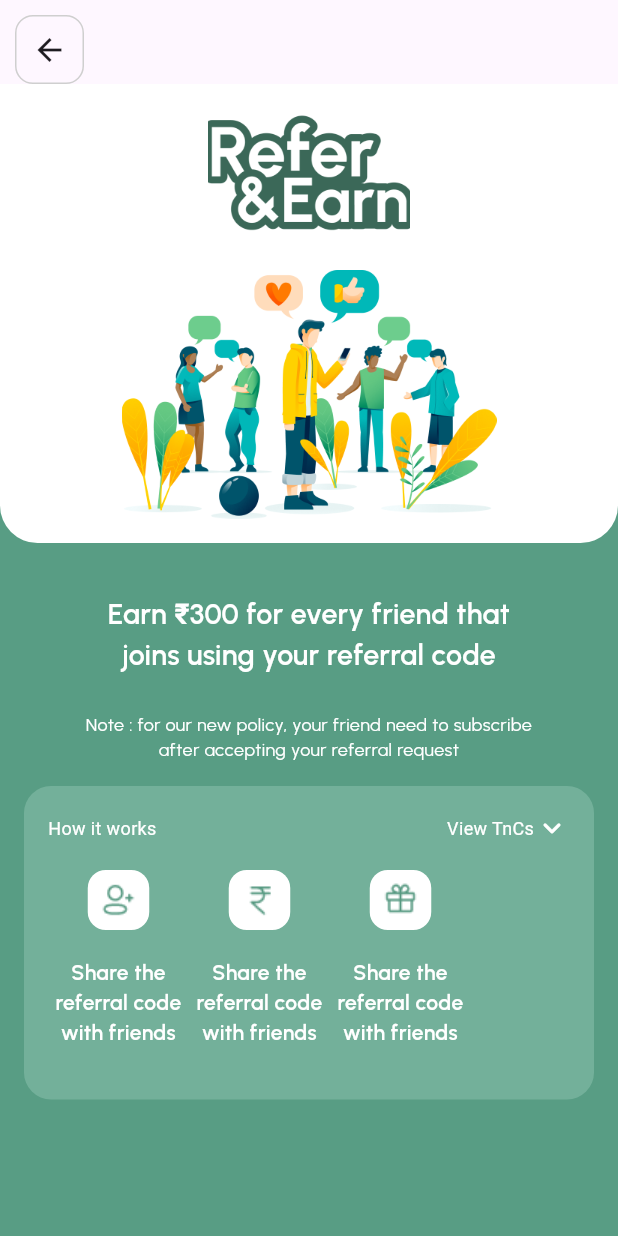
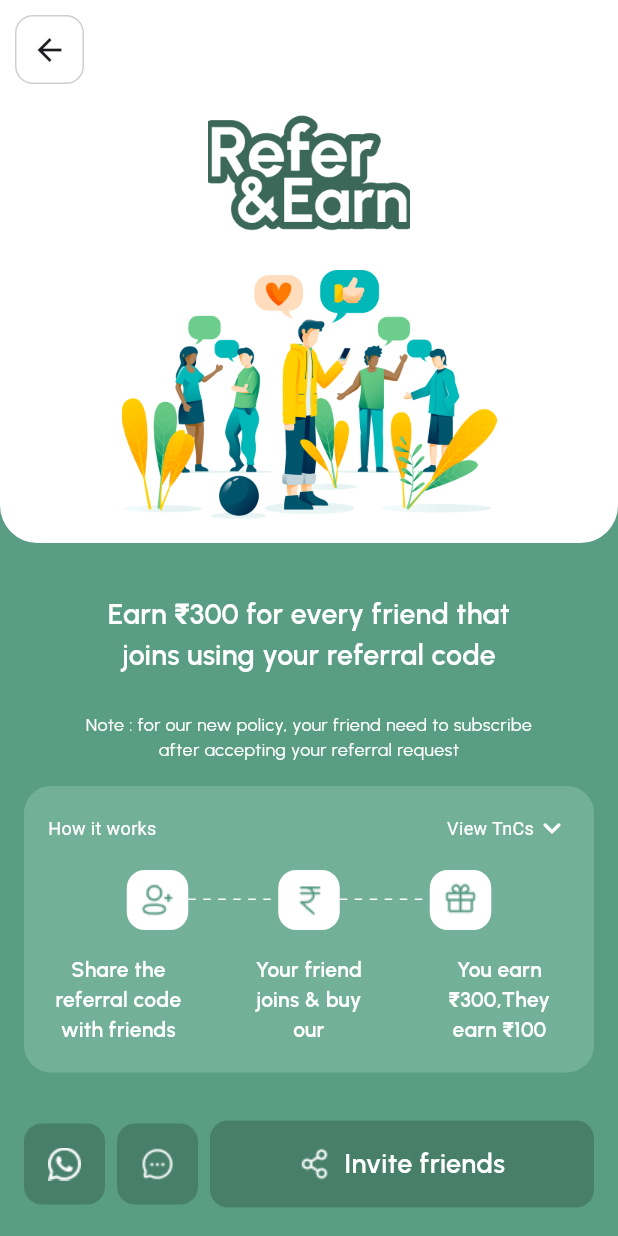
Before and after one commit to Rari-RageSS4/ecom, a Flutter app: the BottomNavBar screen opened by its route, item 5 of the bottom bar chosen, after a tap on "Refer friends & Earn", on a phone screen of 412 x 824 dp. Run offline on Flutter 3.47's test engine with Material 3 defaults, Android fonts, the phone set to English and light mode, and no system bars; our stand-ins replace flutter_rating_bar, flutter_svg, get, google_fonts, smooth_page_indicator.

Commit message:
subscription2

```diff
--- a/lib/presentation/screens/bottom_navigation_bar.dart
+++ b/lib/presentation/screens/bottom_navigation_bar.dart
@@ -1,7 +1,9 @@
 import 'package:ecom/presentation/controllers/nav_bar_controller.dart';
 import 'package:ecom/presentation/screens/profile.dart';
 import 'package:ecom/presentation/screens/subscription1.dart';
+import 'package:ecom/presentation/screens/subscription2.dart';
 import 'package:ecom/presentation/styles/colors/colors.dart';
+import 'package:ecom/presentation/widgets/perks.dart';
 import 'package:flutter/material.dart';
 import 'package:flutter_svg/flutter_svg.dart';
 import 'package:get/get.dart';
@@ -21,7 +23,7 @@ class BottomNavBar extends GetWidget<NavBarController> {
                 children: [
                   Container(),
                   const Subscription1(),
-                  Container(),
+                  const Subscription2(),
                   Container(),
                   const Profile()
                 ],
--- a/lib/presentation/screens/refer_earn.dart
+++ b/lib/presentation/screens/refer_earn.dart
@@ -1,5 +1,6 @@
+import 'package:ecom/presentation/styles/dashed_line_painter.dart';
 import 'package:flutter/material.dart';
-import 'package:flutter/widgets.dart';
+//import 'package:flutter/widgets.dart';
 import 'package:get/get.dart';
 import 'package:google_fonts/google_fonts.dart';
 
@@ -10,6 +11,7 @@ class ReferEarn extends StatelessWidget {
   Widget build(BuildContext context) {
     return Scaffold(
       appBar: AppBar(
+        backgroundColor: Colors.white,
         leading: Padding(
           padding: const EdgeInsets.only(left: 10.0, top: 10),
           child: InkWell(
@@ -131,8 +133,7 @@ class ReferEarn extends StatelessWidget {
                     Padding(
                       padding: const EdgeInsets.only(top: 16, bottom: 16),
                       child: Row(
-                        children: [
-                          Column(
+                        mainAxisAlignment: MainAxisAlignment.center,
                         children: [
                           Container(
                             padding: const EdgeInsets.all(8),
@@ -140,11 +141,63 @@ class ReferEarn extends StatelessWidget {
                               borderRadius: BorderRadius.circular(12),
                               color: Colors.white,
                             ),
-                                child: Image.asset('assets/Add User.png'),
+                            child: Image.asset('assets/icons/Add User.png'),
                           ),
                           const SizedBox(
                             height: 18,
                           ),
+
+                          // const Text(
+                          //   " - - - - - - - ",
+                          //   style: TextStyle(
+                          //     color: Colors.white,
+                          //   ),
+                          // ),
+                          CustomPaint(
+                            size: const Size(60, 1),
+                            painter: DashedLinePainter(),
+                          ),
+                          Container(
+                            padding: const EdgeInsets.all(8),
+                            decoration: BoxDecoration(
+                              borderRadius: BorderRadius.circular(12),
+                              color: Colors.white,
+                            ),
+                            child: Image.asset('assets/icons/rupee.png'),
+                          ),
+                          const SizedBox(
+                            height: 18,
+                          ),
+
+                          // const Text(
+                          //   " - - - - - - - ",
+                          //   style: TextStyle(
+                          //     color: Colors.white,
+                          //   ),
+                          // ),
+                          CustomPaint(
+                            size: const Size(60, 1),
+                            painter: DashedLinePainter(),
+                          ),
+                          Container(
+                            padding: const EdgeInsets.all(8),
+                            decoration: BoxDecoration(
+                              borderRadius: BorderRadius.circular(12),
+                              color: Colors.white,
+                            ),
+                            child: Image.asset('assets/icons/gift.png'),
+                          ),
+                          const SizedBox(
+                            height: 18,
+                          ),
+
+                        ],
+                      ),
+
+                    ),
+                    Row(
+                      mainAxisAlignment: MainAxisAlignment.spaceBetween,
+                      children: [
                         SizedBox(
                             height: 63,
                             width: 94,
@@ -158,32 +211,14 @@ class ReferEarn extends StatelessWidget {
                               textAlign: TextAlign.center,
                             ),
                           ),
-                            ],
-                          ),
-                          // const Text(
-                          //   " - - - - - - - ",
-                          //   style: TextStyle(
-                          //     color: Colors.white,
-                          //   ),
-                          // ),
-                          Column(
-                            children: [
-                              Container(
-                                padding: const EdgeInsets.all(8),
-                                decoration: BoxDecoration(
-                                  borderRadius: BorderRadius.circular(12),
-                                  color: Colors.white,
-                                ),
-                                child: Image.asset('assets/rupee.png'),
-                              ),
-                              const SizedBox(
-                                height: 18,
-                              ),
+
+
+
                           SizedBox(
                             height: 63,
                             width: 94,
                             child: Text(
-                                  'Share the referral code with friends',
+                              'Your friend joins & buy our subscription',
                               style: GoogleFonts.urbanist(
                                 color: Colors.white,
                                 fontSize: 14,
@@ -192,32 +227,12 @@ class ReferEarn extends StatelessWidget {
                               textAlign: TextAlign.center,
                             ),
                           ),
-                            ],
-                          ),
-                          // const Text(
-                          //   " - - - - - - - ",
-                          //   style: TextStyle(
-                          //     color: Colors.white,
-                          //   ),
-                          // ),
-                          Column(
-                            children: [
-                              Container(
-                                padding: const EdgeInsets.all(8),
-                                decoration: BoxDecoration(
-                                  borderRadius: BorderRadius.circular(12),
-                                  color: Colors.white,
-                                ),
-                                child: Image.asset('assets/gift.png'),
-                              ),
-                              const SizedBox(
-                                height: 18,
-                              ),
+
                           SizedBox(
                             height: 63,
                             width: 94,
                             child: Text(
-                                  'Share the referral code with friends',
+                              'You earn ₹300,They earn ₹100',
                               style: GoogleFonts.urbanist(
                                 color: Colors.white,
                                 fontSize: 14,
@@ -226,7 +241,77 @@ class ReferEarn extends StatelessWidget {
                               textAlign: TextAlign.center,
                             ),
                           ),
+
                       ],
+                    )
+                  ],
+                ),
+              ),
+            ),
+
+            // whatsapp, messenger, share buttons
+            Padding(
+              padding: const EdgeInsets.all(16.0),
+              child: Row(
+                children: [
+                  // whatsapp container
+                  Container(
+                    decoration: BoxDecoration(
+                      borderRadius: BorderRadius.circular(12),
+                      color: const Color(0xFF477f6b),
+                    ),
+                    height: 54,
+                    width: 54,
+                    child: Padding(
+                      padding: const EdgeInsets.all(16.0),
+                      child: Image.asset('assets/icons/whatsapp.png'),
+                    ),
+                  ),
+
+                  const SizedBox(width: 8,),
+
+                  // messenger container
+                  Container(
+                    decoration: BoxDecoration(
+                      borderRadius: BorderRadius.circular(12),
+                      color: const Color(0xFF477f6b),
+                    ),
+                    height: 54,
+                    width: 54,
+                    child: Padding(
+                      padding: const EdgeInsets.all(16.0),
+                      child: Image.asset('assets/icons/msg.png'),
+                    ),
+                  ),
+
+                  const SizedBox(width: 8,),
+
+                  // invite friends
+                  Expanded(
+                    child: Container(
+                      padding: const EdgeInsets.all(16),
+                      decoration: BoxDecoration(
+                        borderRadius: BorderRadius.circular(12),
+                        color: const Color(0xFF477f6b),
+                      ),
+                      child: Row(
+                        mainAxisAlignment: MainAxisAlignment.center,
+                        children: [
+                          Image.asset('assets/icons/share.png'),
+                          const SizedBox(
+                            width: 8,
+                          ),
+                          Text(
+                            'Invite friends',
+                            style: GoogleFonts.urbanist(
+                              color: Colors.white,
+                              fontSize: 18,
+                              fontWeight: FontWeight.w600
+                            ),
+                          ),
+                        ],
+                      ),
+                    ),
                   ),
                 ],
               ),
@@ -234,24 +319,6 @@ class ReferEarn extends StatelessWidget {
           ],
         ),
       ),
-            ),
-
-            // whatsapp, messenger, share buttons
-            Row(
-              children: [
-                // whatsapp container
-                Container(),
-
-                // messenger container
-                Container(),
-
-                // invite friends
-                Container(),
-              ],
-            )
-          ],
-        ),
-      ),
     );
   }
 }
--- /dev/null
+++ b/lib/presentation/screens/subscription2.dart
@@ -0,0 +1,191 @@
+import 'package:ecom/presentation/widgets/perks.dart';
+import 'package:flutter/material.dart';
+import 'package:google_fonts/google_fonts.dart';
+
+class Subscription2 extends StatelessWidget {
+  const Subscription2({super.key});
+
+  @override
+  Widget build(BuildContext context) {
+    return Scaffold(
+      body: SingleChildScrollView(
+        child: Column(
+          crossAxisAlignment: CrossAxisAlignment.start,
+          children: [
+            // ai
+
+            // gold
+            const Perks(
+              bgGradient: LinearGradient(
+                colors: [Color(0xFF200122), Color(0xFF6F0000)],
+                begin: Alignment.bottomCenter,
+                end: Alignment.topCenter,
+              ),
+              title: 'Gold',
+              titleGradient: LinearGradient(
+                colors: [
+                  Color(0xFFBA973B),
+                  Color(0xFFA57D24),
+                  Color(0xFFF1DD80),
+                  Color(0xFFF1DD80),
+                  Color(0xFFD9BF63),
+                  Color(0xFFC2A247),
+                  Color(0xFFB28D33),
+                  Color(0xFFA88128),
+                  Color(0xFFA57D24),
+                ],
+              ),
+              btnGradient: LinearGradient(
+                colors: [
+                  Color(0xFFBA993E),
+                  Color(0xFFE1C86D),
+                  Color(0xFFBA993E),
+                ],
+              ),
+              borderGradient: LinearGradient(
+                colors: [
+                  Color(0xFFBA973B),
+                  Color(0xFFF1DD80),
+                  Color(0xFFF1DD80),
+                  Color(0xFFA57D24)
+                ],
+              ),
+              containerBgGradient: LinearGradient(
+                colors: [Color(0xFF590009), Color(0xFF4d010f)],
+                begin: Alignment.topCenter,
+                end: Alignment.bottomCenter,
+              ),
+              price: '1300',
+              btnTextColor: Colors.white,
+            ),
+
+            // silver
+            const Perks(
+              bgGradient: LinearGradient(
+                colors: [Color(0xFF113264), Color(0xFF070326)],
+                begin: Alignment.topCenter,
+                end: Alignment.bottomCenter,
+              ),
+              title: 'Silver',
+              titleGradient: LinearGradient(colors: [
+                Color(0xFF4D4D4D),
+                Color(0xFFD8D8D8),
+                Color(0xFFFFFFFF),
+                Color(0xFFD8D8D8),
+                Color(0xFF4D4D4D),
+              ]),
+              btnGradient: LinearGradient(
+                colors: [
+                  Color(0xFF4D4D4D),
+                  Color(0xFFD8D8D8),
+                  Color(0xFFFFFFFF),
+                  Color(0xFFD8D8D8),
+                  Color(0xFF4D4D4D),
+                ],
+              ),
+              borderGradient: LinearGradient(
+                colors: [
+                  Color(0xFF4D4D4D),
+                  Color(0xFFD8D8D8),
+                  Color(0xFFFFFFFF),
+                  Color(0xFFD8D8D8),
+                  Color(0xFF4D4D4D),
+                ],
+              ),
+              containerBgGradient: LinearGradient(
+                colors: [Color(0xFF0f2a59), Color(0xFF0d1f4b)],
+                begin: Alignment.topCenter,
+                end: Alignment.bottomCenter,
+              ),
+              price: '800',
+              btnTextColor: Color(0xFF5B5B5B),
+            ),
+
+            // bronze
+            const Perks(bgGradient: LinearGradient(
+              colors: [Color(0xFF6b4001), Color(0xFF321a05)],
+              begin: Alignment.topCenter,
+              end: Alignment.bottomCenter,
+            ), title: 'Bronze', titleGradient: LinearGradient(
+                colors: [
+                  Colors.white,
+                  Colors.white,
+                ]), btnGradient: LinearGradient(
+                  colors: [
+                    Color(0xFF3B2708),
+                    Color(0xFF62410D),
+                    Color(0xFFA16A15),
+                    Color(0xFF64420D),
+                    Color(0xFF3B2708),
+                  ],
+                ), borderGradient: LinearGradient(
+                        colors: [
+
+                          Color(0xFF62410D),
+                          Color(0xFFA16A15),
+                          Color(0xFF64420D),
+
+                        ],
+                      ), containerBgGradient: LinearGradient(
+                          colors: [Color(0xFF6e4200), Color(0xFF6b3f03)],
+                          begin: Alignment.topCenter,
+                          end: Alignment.bottomCenter,
+                        ), price: '300', btnTextColor: Colors.white,),
+
+            // perks
+
+            const SizedBox(height: 46,),
+
+            // FAQ's
+            Padding(
+              padding: const EdgeInsets.only(left: 16),
+              child: Text(
+                'FAQ\'s',
+                style: GoogleFonts.urbanist(
+                  color: const Color(
+                    0xFF9F290F,
+                  ),
+                  fontSize: 24,
+                  fontWeight: FontWeight.w700,
+                ),
+              ),
+            ),
+
+            const SizedBox(height: 20,),
+
+            const ExpansionTile(
+              title: Text('What all charges will be covered under free delivery?'),
+              children: [
+                Text('All charges will be covered under free delivery...'),
+              ],
+            ),
+            const ExpansionTile(
+              title: Text('What all charges will be covered under free delivery?'),
+              children: [
+                Text('All charges will be covered under free delivery...'),
+              ],
+            ),
+            const ExpansionTile(
+              title: Text('What all charges will be covered under free delivery?'),
+              children: [
+                Text('All charges will be covered under free delivery...'),
+              ],
+            ),
+            const ExpansionTile(
+              title: Text('What all charges will be covered under free delivery?'),
+              children: [
+                Text('All charges will be covered under free delivery...'),
+              ],
+            ),
+            const ExpansionTile(
+              title: Text('What all charges will be covered under free delivery?'),
+              children: [
+                Text('All charges will be covered under free delivery...'),
+              ],
+            ),
+          ],
+        ),
+      ),
+    );
+  }
+}
--- /dev/null
+++ b/lib/presentation/styles/dashed_line_painter.dart
@@ -0,0 +1,19 @@
+import 'package:flutter/material.dart';
+
+class DashedLinePainter extends CustomPainter {
+  @override
+  void paint(Canvas canvas, Size size) {
+    double dashWidth = 5.0, dashSpace = 5.0, startX = 0;
+    final paint = Paint()
+      ..color = Colors.white
+      ..strokeWidth = 1;
+
+    while (startX < size.width) {
+      canvas.drawLine(Offset(startX, 0), Offset(startX + dashWidth, 0), paint);
+      startX += dashWidth + dashSpace;
+    }
+  }
+
+  @override
+  bool shouldRepaint(CustomPainter oldDelegate) => false;
+}
--- /dev/null
+++ b/lib/presentation/widgets/perks.dart
@@ -0,0 +1,202 @@
+import 'package:ecom/presentation/styles/colors/text_gradient.dart';
+import 'package:flutter/material.dart';
+import 'package:google_fonts/google_fonts.dart';
+
+class Perks extends StatelessWidget {
+  const Perks({
+    super.key,
+    required this.bgGradient,
+    required this.title,
+    required this.titleGradient,
+    required this.btnGradient,
+    required this.borderGradient,
+    required this.containerBgGradient,
+    required this.price,
+    required this.btnTextColor,
+  });
+  final LinearGradient bgGradient;
+  final String title;
+  final LinearGradient titleGradient;
+  final LinearGradient btnGradient;
+  final LinearGradient borderGradient;
+  final LinearGradient containerBgGradient;
+  final String price;
+  final Color btnTextColor;
+
+  @override
+  Widget build(BuildContext context) {
+    return Padding(
+      padding: const EdgeInsets.all(20.0),
+      child: Container(
+        padding: const EdgeInsets.all(24),
+        decoration: BoxDecoration(
+          gradient: bgGradient,
+          borderRadius: BorderRadius.circular(16),
+        ),
+        child: Column(
+          children: [
+            // text
+            GradientText(
+              text: title,
+              gradient: titleGradient,
+              style: GoogleFonts.theNautigal(
+                fontSize: 40,
+                fontWeight: FontWeight.bold,
+              ),
+            ),
+
+            const SizedBox(height: 24),
+
+            // price container
+            Row(
+              mainAxisAlignment: MainAxisAlignment.spaceBetween,
+              children: [
+                Container(
+                    padding: const EdgeInsets.all(1.5),
+                    decoration: BoxDecoration(
+                      borderRadius: BorderRadius.circular(16),
+                      gradient: borderGradient,
+                    ),
+                    child: Container(
+                      padding: const EdgeInsets.symmetric(
+                          horizontal: 28, vertical: 14),
+                      decoration: BoxDecoration(
+                        borderRadius: BorderRadius.circular(16),
+                        gradient: containerBgGradient,
+                      ),
+                      child: Column(
+                        children: [
+                          Text(
+                            '15',
+                            style: GoogleFonts.urbanist(
+                                fontSize: 28,
+                                color: Colors.white,
+                                fontWeight: FontWeight.w600),
+                          ),
+                          Text(
+                            'Total days',
+                            style: GoogleFonts.urbanist(
+                                color: Colors.white,
+                                fontSize: 14,
+                                fontWeight: FontWeight.w400),
+                          ),
+                        ],
+                      ),
+                    )),
+                Container(
+                    padding: const EdgeInsets.all(1.5),
+                    decoration: BoxDecoration(
+                      borderRadius: BorderRadius.circular(16),
+                      gradient: borderGradient,
+                    ),
+                    child: Container(
+                      padding: const EdgeInsets.symmetric(
+                          horizontal: 28, vertical: 14),
+                      decoration: BoxDecoration(
+                        borderRadius: BorderRadius.circular(16),
+                        gradient: containerBgGradient,
+                      ),
+                      child: Column(
+                        children: [
+                          Text(
+                            '15',
+                            style: GoogleFonts.urbanist(
+                                fontSize: 28,
+                                color: Colors.white,
+                                fontWeight: FontWeight.w600),
+                          ),
+                          Text(
+                            'Total days',
+                            style: GoogleFonts.urbanist(
+                                color: Colors.white,
+                                fontSize: 14,
+                                fontWeight: FontWeight.w400),
+                          ),
+                        ],
+                      ),
+                    )),
+              ],
+            ),
+            const SizedBox(height: 30),
+
+            // percentage
+            Row(
+              children: [
+                Container(
+                  padding: const EdgeInsets.all(12),
+                  decoration: BoxDecoration(
+                    borderRadius: BorderRadius.circular(12),
+                    gradient: containerBgGradient,
+                  ),
+                  child: Image.asset('assets/percentage.png'),
+                ),
+                const SizedBox(
+                  width: 12,
+                ),
+                const Text(
+                  '20-70% offer on normal orders',
+                  style: TextStyle(color: Colors.white),
+                ),
+              ],
+            ),
+
+            const SizedBox(
+              height: 14,
+            ),
+
+            // delivery
+            Row(
+              children: [
+                Container(
+                  padding: const EdgeInsets.all(12),
+                  decoration: BoxDecoration(
+                    borderRadius: BorderRadius.circular(12),
+                    gradient: containerBgGradient,
+                  ),
+                  child: Image.asset(
+                    'assets/delivery.png',
+                    height: 24,
+                    width: 24,
+                  ),
+                ),
+                const SizedBox(
+                  width: 12,
+                ),
+                const Text(
+                  'Free Home Delivery',
+                  style: TextStyle(color: Colors.white),
+                )
+              ],
+            ),
+
+            const SizedBox(
+              height: 36,
+            ),
+
+            // save amount container
+            Container(
+              padding: const EdgeInsets.all(12),
+              decoration: BoxDecoration(
+                gradient: btnGradient,
+                borderRadius: BorderRadius.circular(12),
+              ),
+              child: Center(
+                child: Padding(
+                  padding:
+                      const EdgeInsets.symmetric(vertical: 16, horizontal: 32),
+                  child: Text(
+                    'Buy $title at $price/-',
+                    style: GoogleFonts.urbanist(
+                        color: btnTextColor,
+                        fontWeight: FontWeight.w600,
+                        fontSize: 18),
+                  ),
+                ),
+              ),
+            ),
+          ],
+        ),
+      ),
+    );
+  }
+}
```
Also changed, not shown: assets/delivery.png (added), assets/icons/Add User.png (renamed from assets/Add User.png), assets/icons/gift.png (renamed from assets/gift.png), assets/icons/msg.png (added), assets/icons/rupee.png (renamed from assets/rupee.png), assets/icons/share.png (added), assets/icons/whatsapp.png (added), assets/percentage.png (added). Lines whose indentation alone changed are shown as unchanged.
